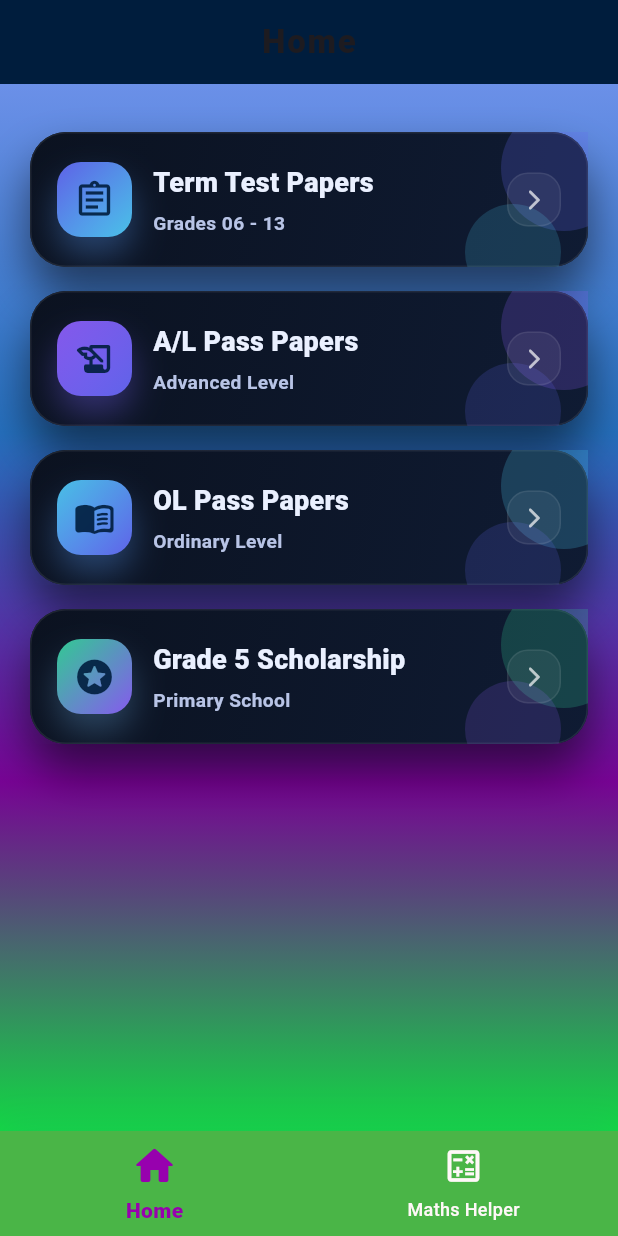
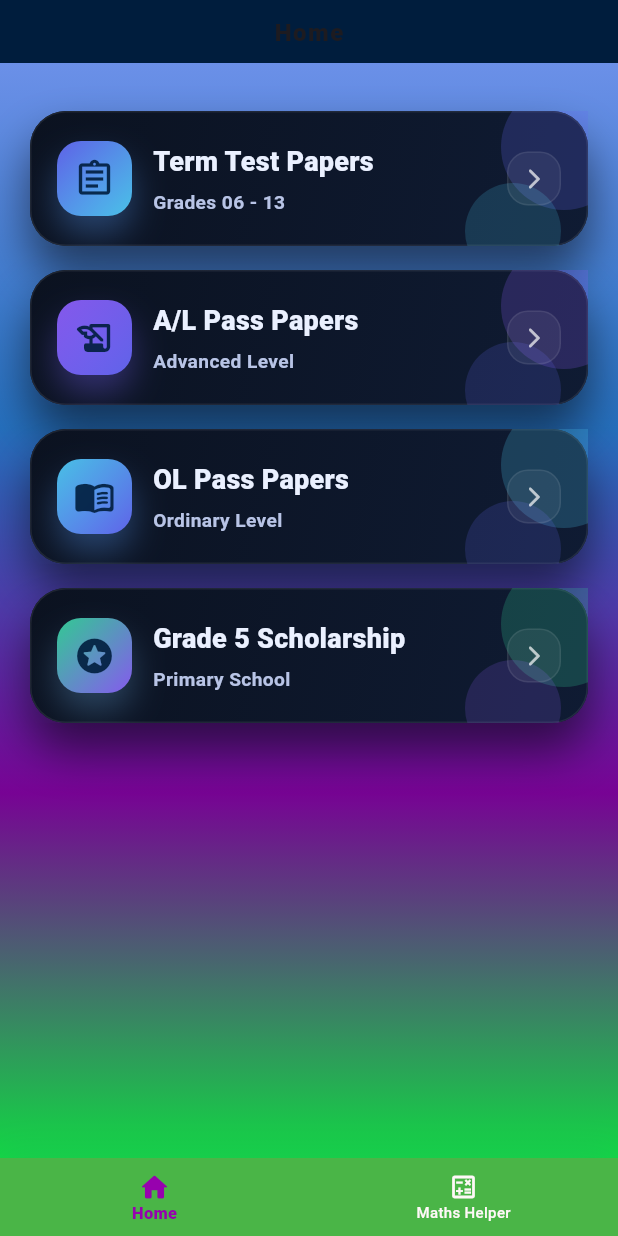
Before and after one commit to pawn3040/bank_a_plus, a Flutter app: the screen it shows after launch, on a phone screen of 412 x 824 dp. Run offline on Flutter 3.47's test engine with Material 3 defaults, Android fonts, the light colour scheme and no system bars; our stand-ins replace firebase_core, image_picker, open_filex, share_plus; missing offline and left inert: dart:html; accounts and stored records are empty; network calls fail.

Commit message:
redeuse scafold size

```diff
--- a/lib/main_scaffold.dart
+++ b/lib/main_scaffold.dart
@@ -43,9 +43,14 @@ class _MainScaffoldState extends State<MainScaffold> {
   Widget build(BuildContext context) {
     return Scaffold(
       appBar: AppBar(
+        toolbarHeight: 42, // Reduced height
         title: Text(
           _titles[_selectedIndex],
-          style: const TextStyle(fontWeight: FontWeight.w800, letterSpacing: 1.2),
+          style: const TextStyle(
+            fontSize: 16, // Smaller font
+            fontWeight: FontWeight.w800,
+            letterSpacing: 1.0
+          ),
         ),
         backgroundColor: const Color(0xFF001D3D), // Edica Navy
         elevation: 0,
@@ -58,21 +63,23 @@ class _MainScaffoldState extends State<MainScaffold> {
         ],
       ),
       floatingActionButton: _selectedIndex == 1
-          ? FloatingActionButton.extended(
+          ? SizedBox(
+              height: 44, // Smaller FAB
+              child: FloatingActionButton.extended(
                 onPressed: () async {
                   final result = await Navigator.push(
                     context,
                     MaterialPageRoute(builder: (context) => const AddQuestionPage()),
                   );
                   if (result == true) {
-                  // Call refresh on the MathsHelper state
                     _mathsHelperKey.currentState?.refresh();
                   }
                 },
-              backgroundColor: const Color(0xFF6366F1), // Indigo blue from logo
+                backgroundColor: const Color(0xFF6366F1),
                 foregroundColor: const Color.fromARGB(255, 254, 254, 254),
-              icon: const Icon(Icons.add),
-              label: const Text("Q", style: TextStyle(fontWeight: FontWeight.bold)),
+                icon: const Icon(Icons.add, size: 20),
+                label: const Text("Q", style: TextStyle(fontWeight: FontWeight.bold, fontSize: 13)),
+              ),
             )
           : null,
       bottomNavigationBar: Container(
@@ -85,6 +92,8 @@ class _MainScaffoldState extends State<MainScaffold> {
             ),
           ],
         ),
+        child: SizedBox(
+          height: 52, // More compact BottomNav
           child: BottomNavigationBar(
             currentIndex: _selectedIndex,
             onTap: _onItemTapped,
@@ -93,36 +102,25 @@ class _MainScaffoldState extends State<MainScaffold> {
             backgroundColor: const Color.fromARGB(255, 74, 181, 71),
             elevation: 0,
             type: BottomNavigationBarType.fixed,
-          selectedFontSize: 14,
-          unselectedFontSize: 12,
-          selectedLabelStyle: const TextStyle(fontWeight: FontWeight.w900),
-          unselectedLabelStyle: const TextStyle(fontWeight: FontWeight.w500),
+            selectedFontSize: 11,
+            unselectedFontSize: 10,
+            selectedLabelStyle: const TextStyle(fontWeight: FontWeight.w900, height: 1.2),
+            unselectedLabelStyle: const TextStyle(fontWeight: FontWeight.w500, height: 1.2),
             items: const [
               BottomNavigationBarItem(
-              icon: Padding(
-                padding: EdgeInsets.only(bottom: 4.0),
-                child: Icon(Icons.home_rounded, size: 28),
-              ),
-              activeIcon: Padding(
-                padding: EdgeInsets.only(bottom: 4.0),
-                child: Icon(Icons.home_rounded, size: 32),
-              ),
+                icon: Icon(Icons.home_rounded, size: 20),
+                activeIcon: Icon(Icons.home_rounded, size: 22),
                 label: 'Home',
               ),
               BottomNavigationBarItem(
-              icon: Padding(
-                padding: EdgeInsets.only(bottom: 4.0),
-                child: Icon(Icons.calculate_outlined, size: 28),
-              ),
-              activeIcon: Padding(
-                padding: EdgeInsets.only(bottom: 4.0),
-                child: Icon(Icons.calculate_rounded, size: 32),
-              ),
+                icon: Icon(Icons.calculate_outlined, size: 20),
+                activeIcon: Icon(Icons.calculate_rounded, size: 22),
                 label: 'Maths Helper',
               ),
             ],
           ),
         ),
+      ),
     );
   }
 }
```
Lines whose indentation alone changed are shown as unchanged.
